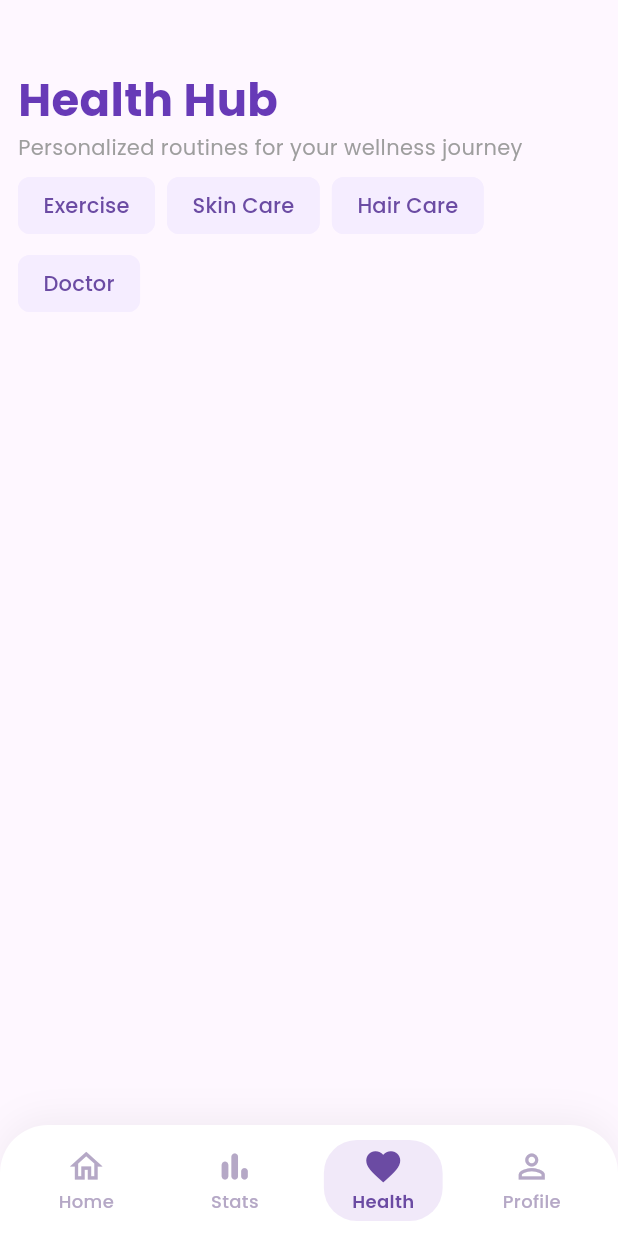
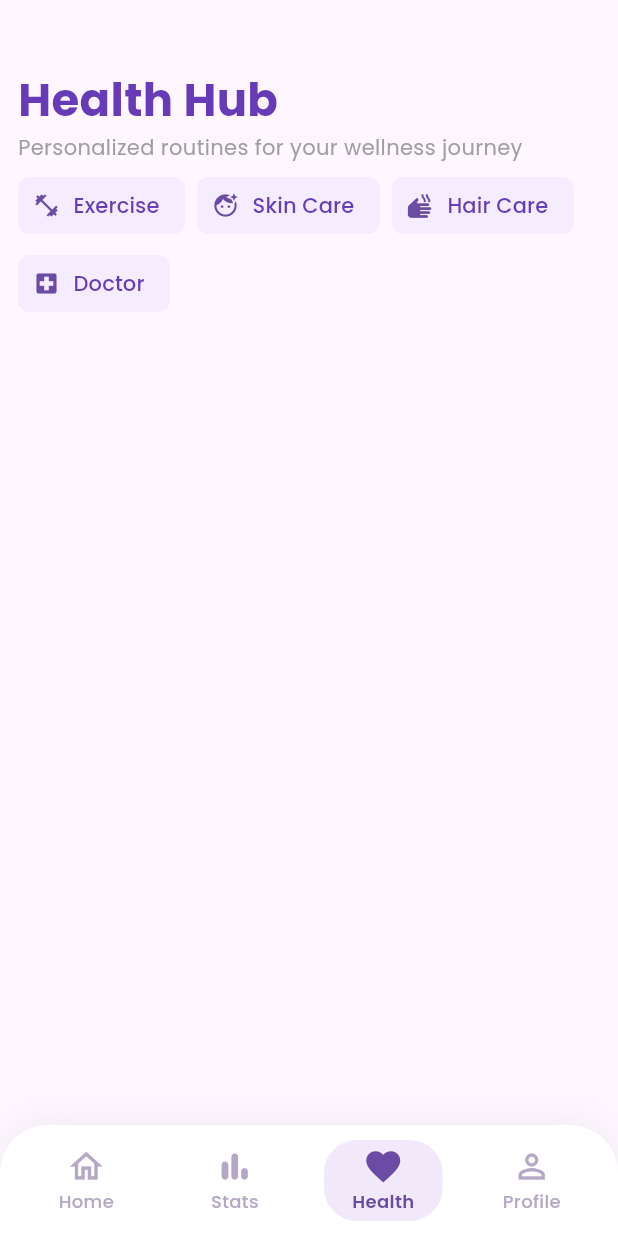
Before and after one commit to aniruddharoyarka/PCOS-App-V2, a Flutter app: the MainScreen screen opened directly, item 3 of the bottom bar chosen, on a phone screen of 412 x 824 dp. Run offline on Flutter 3.47's test engine with Material 3 defaults, Android fonts, the phone set to English and light mode, and no system bars; our stand-ins replace fl_chart, google_fonts.

Commit message:
chip code not like pic but built

```diff
--- a/lib/widgets/header_tagchips_healthPage.dart
+++ b/lib/widgets/header_tagchips_healthPage.dart
@@ -1,6 +1,6 @@
 import 'package:flutter/material.dart';
 import 'package:google_fonts/google_fonts.dart';
-import 'package:pcos_app_v2/widgets/tag_chip.dart';
+import 'package:pcos_app_v2/widgets/health_tagChip.dart';
 
 class healthchip extends StatelessWidget {
   const healthchip({super.key});
@@ -28,10 +28,10 @@ class healthchip extends StatelessWidget {
           spacing: 8,
           runSpacing: 4,
           children: [
-            TagChip(text: "Exercise"),
-            TagChip(text: "Skin Care"),
-            TagChip(text: "Hair Care"),
-            TagChip(text: "Doctor",)
+            HealthTagchip(text: "Exercise",icon:Icons.fitness_center),
+            HealthTagchip(text: "Skin Care",icon: Icons.face_retouching_natural,),
+            HealthTagchip(text: "Hair Care",icon: Icons.dry,),
+            HealthTagchip(text: "Doctor",icon:Icons.local_hospital,)
           ],
         )
 
--- /dev/null
+++ b/lib/widgets/health_tagChip.dart
@@ -0,0 +1,37 @@
+import 'package:flutter/material.dart';
+import 'package:google_fonts/google_fonts.dart';
+class HealthTagchip extends StatelessWidget {
+  final String text;
+  final IconData icon;
+
+  const HealthTagchip({
+    super.key,
+    required this.text,
+    required this.icon,
+  });
+
+  @override
+  Widget build(BuildContext context) {
+    return Chip(
+      avatar:Icon(
+        icon,
+        color: Color(0xFF6B4BA3),
+        size: 18,
+
+      ),
+      label: Text(
+        text,
+        style: GoogleFonts.poppins(
+          color: Colors.deepPurple,
+        ),
+      ),
+        backgroundColor: const Color(0xFFF5EDFF),
+        side: const BorderSide(
+          color: Color(0xFFF5EDFF),
+          width: 1,
+
+
+        )
+    );
+  }
+}
--- /dev/null
+++ b/lib/widgets/personalizedplan_healthpage.dart
@@ -0,0 +1,12 @@
+import 'package:flutter/material.dart';
+import 'package:google_fonts/google_fonts.dart';
+class PersonalizedplanHealthpage extends StatelessWidget {
+  const PersonalizedplanHealthpage({super.key});
+
+  @override
+  Widget build(BuildContext context) {
+    return Container(
+
+    );
+  }
+}
--- a/lib/widgets/tag_chip.dart
+++ b/lib/widgets/tag_chip.dart
@@ -5,6 +5,7 @@ import 'package:google_fonts/google_fonts.dart';
 
 class TagChip extends StatelessWidget {
   final String text;
+
 
   const TagChip({
     super.key,
```
